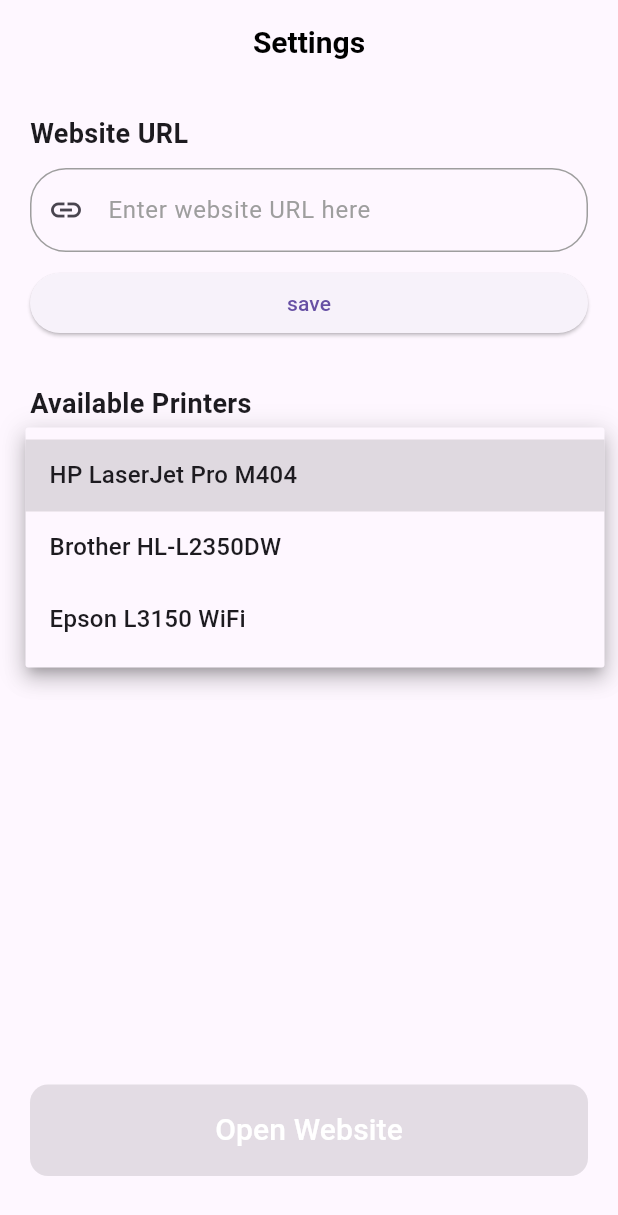
After one commit to MohamedElnaggar-dev/easacc, a Flutter app: the SettingsView screen opened by its route, after a tap on "save", after a tap on "Select Printer", on a phone screen of 412 x 824 dp. The commit adds this screen. Shown: the top 1215 px of the screen. Run offline on Flutter 3.47's test engine with Material 3 defaults, Android fonts, the light colour scheme and no system bars; our stand-ins replace dartz, equatable, firebase_auth, firebase_core, flutter_bloc, flutter_blue_plus and 4 more; missing offline and left inert: flutter_facebook_auth; accounts and stored records are empty.

Commit message:
create setting view done and create initial link view

```diff
--- a/lib/core/utils/router/app_routes.dart
+++ b/lib/core/utils/router/app_routes.dart
@@ -1,10 +1,20 @@
 import 'package:easacc_app/features/auth/presentation/views/login_view.dart';
+import 'package:easacc_app/features/link_view/presentation/view/link_view.dart';
+import 'package:easacc_app/features/setting/presentation/views/setting_view.dart';
 import 'package:go_router/go_router.dart';
 
 class AppRoutes {
+  static const kHomeView = '/home';
+  static const kLinkView = '/linkView';
   static final router = GoRouter(
+    initialLocation: '/',
     routes: [
       GoRoute(path: '/', builder: (context, state) => const LoginView()),
+      GoRoute(
+        path: kHomeView,
+        builder: (context, state) => const SettingsView(),
+      ),
+      GoRoute(path: kLinkView, builder: (context, state) => const LinkView()),
     ],
   );
 }
--- /dev/null
+++ b/lib/core/utils/ui/app_bar.dart
@@ -0,0 +1,43 @@
+// ignore_for_file: public_member_api_docs, sort_constructors_first
+import 'package:easacc_app/core/utils/constants/app_styles.dart';
+import 'package:flutter/material.dart';
+
+class CustomAppBar extends StatelessWidget implements PreferredSizeWidget {
+  final String? title;
+  final bool centerTitle;
+  final List<Widget>? actions;
+  final bool isLeading;
+
+  const CustomAppBar({
+    super.key,
+    this.title,
+    this.centerTitle = true,
+    this.actions,
+    required this.isLeading,
+  });
+
+  @override
+  Widget build(BuildContext context) {
+    return AppBar(
+      automaticallyImplyLeading: false,
+      surfaceTintColor: Colors.transparent,
+      title: Text(
+        title ?? '',
+        style: AppStyles.semiBold(color: Colors.black, fontSize: 20),
+      ),
+      centerTitle: centerTitle,
+      leading: isLeading == true
+          ? GestureDetector(
+              onTap: () => Navigator.pop(context),
+              child: const Icon(Icons.arrow_back_ios, color: Colors.black),
+            )
+          : null,
+      actions: actions,
+      backgroundColor: Colors.transparent,
+      elevation: 0,
+    );
+  }
+
+  @override
+  Size get preferredSize => const Size.fromHeight(kToolbarHeight);
+}
--- a/lib/features/auth/data/services/firebase_auth_service.dart
+++ b/lib/features/auth/data/services/firebase_auth_service.dart
@@ -1,3 +1,5 @@
+import 'dart:developer';
+
 import 'package:easacc_app/core/utils/error_handeling/custom_excption.dart';
 import 'package:firebase_auth/firebase_auth.dart';
 import 'package:flutter_facebook_auth/flutter_facebook_auth.dart';
@@ -46,29 +48,31 @@
 
   Future<User> signInWithFacebook() async {
     try {
-      final LoginResult loginResult = await FacebookAuth.instance.login();
+      final LoginResult result = await FacebookAuth.instance.login();
+      log("Facebook login status: ${result.status}");
+      log("Facebook login message: ${result.message}");
+      if (result.status == LoginStatus.success) {
+        final AccessToken accessToken = result.accessToken!;
 
-      final OAuthCredential facebookAuthCredential =
-          FacebookAuthProvider.credential(loginResult.accessToken!.token);
+        final OAuthCredential credential = FacebookAuthProvider.credential(
+          accessToken.tokenString,
+        );
 
-      final UserCredential userCredential = await _firebaseAuth
-          .signInWithCredential(facebookAuthCredential);
+        final UserCredential userCredential = await FirebaseAuth.instance
+            .signInWithCredential(credential);
 
-      final user = userCredential.user;
+        final user = userCredential.user!;
 
-      if (user == null) {
+        return user;
+      } else if (result.status == LoginStatus.cancelled) {
+        throw CustomException(errMessage: 'Facebook sign-in was cancelled.');
+      } else {
         throw CustomException(
-          errMessage: "Google sign-in failed. No user returned.",
+          errMessage: result.message ?? 'Unknown Facebook login error.',
         );
       }
-
-      return user;
-    } on FirebaseAuthException catch (e) {
-      throw CustomException(
-        errMessage: e.message ?? "FirebaseAuth Google error.",
-      );
     } catch (e) {
-      throw CustomException(errMessage: "Google sign-in failed: $e");
+      throw CustomException(errMessage: e.toString());
     }
   }
 }
--- /dev/null
+++ b/lib/features/link_view/presentation/view/link_view.dart
@@ -0,0 +1,11 @@
+import 'package:easacc_app/core/utils/ui/app_bar.dart';
+import 'package:flutter/material.dart';
+
+class LinkView extends StatelessWidget {
+  const LinkView({super.key});
+
+  @override
+  Widget build(BuildContext context) {
+    return Scaffold(appBar: CustomAppBar(title: "Link View", isLeading: true));
+  }
+}
--- /dev/null
+++ b/lib/features/setting/presentation/views/setting_view.dart
@@ -0,0 +1,201 @@
+import 'dart:async';
+
+import 'package:easacc_app/core/utils/router/app_routes.dart';
+import 'package:easacc_app/core/utils/ui/app_bar.dart';
+import 'package:easacc_app/core/utils/ui/custom_text_field.dart';
+import 'package:easacc_app/core/utils/ui/show_snak_bar.dart';
+import 'package:flutter/material.dart';
+import 'package:go_router/go_router.dart';
+import 'package:shared_preferences/shared_preferences.dart';
+import 'package:permission_handler/permission_handler.dart';
+import 'package:flutter_blue_plus/flutter_blue_plus.dart';
+
+class SettingsView extends StatefulWidget {
+  const SettingsView({super.key});
+
+  @override
+  State<SettingsView> createState() => _SettingsViewState();
+}
+
+class _SettingsViewState extends State<SettingsView> {
+  final TextEditingController _urlController = TextEditingController();
+  String? selectedPrinter;
+  List<String> printers = [];
+  bool isScanning = false;
+  StreamSubscription? _scanSub;
+
+  @override
+  void initState() {
+    super.initState();
+    _loadSavedUrl();
+    _requestPermissionsAndScan();
+  }
+
+  Future<void> _loadSavedUrl() async {
+    final prefs = await SharedPreferences.getInstance();
+    String? savedUrl = prefs.getString('website_url');
+    if (savedUrl != null) {
+      _urlController.text = savedUrl;
+    }
+  }
+
+  Future<void> _saveUrl() async {
+    final prefs = await SharedPreferences.getInstance();
+    await prefs.setString('website_url', _urlController.text.trim());
+    showSnakBar(context, "تم حفظ الرابط بنجاح");
+  }
+
+  Future<void> _requestPermissionsAndScan() async {
+    if (!mounted) return;
+    setState(() {
+      isScanning = true;
+      selectedPrinter = null;
+      printers.clear();
+    });
+
+    await [
+      Permission.bluetooth,
+      Permission.bluetoothScan,
+      Permission.bluetoothAdvertise,
+      Permission.bluetoothConnect,
+      Permission.locationWhenInUse,
+    ].request();
+
+    FlutterBluePlus.startScan(timeout: const Duration(seconds: 4));
+    _scanSub = FlutterBluePlus.scanResults.listen((results) {
+      if (!mounted) return;
+      for (ScanResult r in results) {
+        if (r.device.name.isNotEmpty && !printers.contains(r.device.name)) {
+          setState(() {
+            printers.add(r.device.name);
+          });
+        }
+      }
+    });
+
+    // أمثلة طابعات واي فاي
+    await Future.delayed(const Duration(seconds: 3));
+    if (!mounted) return;
+    setState(() {
+      if (printers.isEmpty) {
+        printers.addAll([
+          "HP LaserJet Pro M404",
+          "Brother HL-L2350DW",
+          "Epson L3150 WiFi",
+        ]);
+      }
+      isScanning = false;
+    });
+  }
+
+  @override
+  void dispose() {
+    _urlController.dispose();
+    _scanSub?.cancel();
+    FlutterBluePlus.stopScan();
+    super.dispose();
+  }
+
+  @override
+  Widget build(BuildContext context) {
+    return Scaffold(
+      appBar: CustomAppBar(title: "Settings", isLeading: false),
+      body: Padding(
+        padding: const EdgeInsets.all(20.0),
+        child: Column(
+          crossAxisAlignment: CrossAxisAlignment.stretch,
+          children: [
+            const Text(
+              "Website URL",
+              style: TextStyle(fontSize: 18, fontWeight: FontWeight.bold),
+            ),
+            const SizedBox(height: 10),
+            CustomTextField(
+              hintText: "Enter website URL here",
+              prefixIcon: Icon(Icons.link),
+              controller: _urlController,
+              keyboardType: TextInputType.url,
+            ),
+
+            const SizedBox(height: 10),
+            ElevatedButton(onPressed: _saveUrl, child: const Text("save")),
+            const SizedBox(height: 30),
+            const Text(
+              "Available Printers",
+              style: TextStyle(fontSize: 18, fontWeight: FontWeight.bold),
+            ),
+            const SizedBox(height: 10),
+            Container(
+              padding: const EdgeInsets.symmetric(horizontal: 12),
+              decoration: BoxDecoration(
+                border: Border.all(color: Colors.grey),
+                borderRadius: BorderRadius.circular(12),
+              ),
+              child: DropdownButtonHideUnderline(
+                child: DropdownButton<String>(
+                  isExpanded: true,
+                  hint: Text(
+                    printers.isEmpty
+                        ? "No printers available"
+                        : "Select Printer",
+                  ),
+                  value: printers.contains(selectedPrinter)
+                      ? selectedPrinter
+                      : null,
+                  items: printers
+                      .map(
+                        (printer) => DropdownMenuItem(
+                          value: printer,
+                          child: Text(printer),
+                        ),
+                      )
+                      .toList(),
+                  onChanged: printers.isEmpty
+                      ? null
+                      : (value) {
+                          setState(() {
+                            selectedPrinter = value;
+                          });
+                        },
+                ),
+              ),
+            ),
+            const SizedBox(height: 10),
+            ElevatedButton.icon(
+              onPressed: isScanning ? null : _requestPermissionsAndScan,
+              icon: isScanning
+                  ? const SizedBox(
+                      width: 16,
+                      height: 16,
+                      child: CircularProgressIndicator(strokeWidth: 2),
+                    )
+                  : const Icon(Icons.refresh),
+              label: Text(isScanning ? "Scanning..." : "Refresh Printer List"),
+            ),
+            const Spacer(),
+
+            ElevatedButton(
+              style: ElevatedButton.styleFrom(
+                backgroundColor: Colors.green,
+                padding: const EdgeInsets.symmetric(vertical: 16),
+                shape: RoundedRectangleBorder(
+                  borderRadius: BorderRadius.circular(12),
+                ),
+              ),
+              onPressed: _urlController.text.trim().isEmpty
+                  ? null
+                  : () {
+                      context.go(AppRoutes.kLinkView);
+                    },
+              child: const Text(
+                "Open Website",
+                style: TextStyle(fontSize: 20, color: Colors.white),
+              ),
+            ),
+            const SizedBox(height: 20),
+          ],
+        ),
+      ),
+    );
+  }
+}
```
Also changed, not shown: pubspec.yaml (+4 -7 lines), pubspec.lock, 6 other files.
